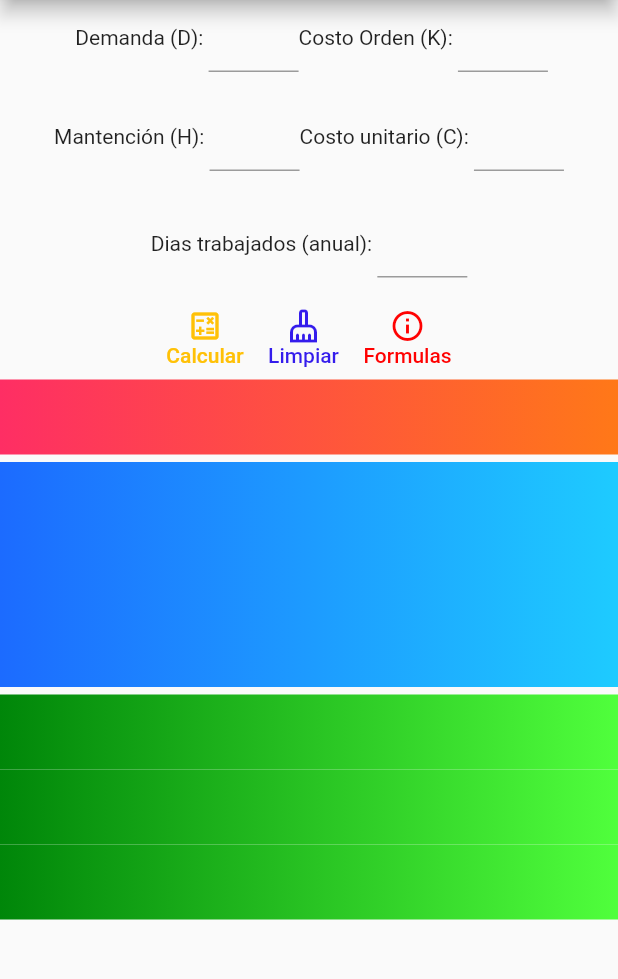
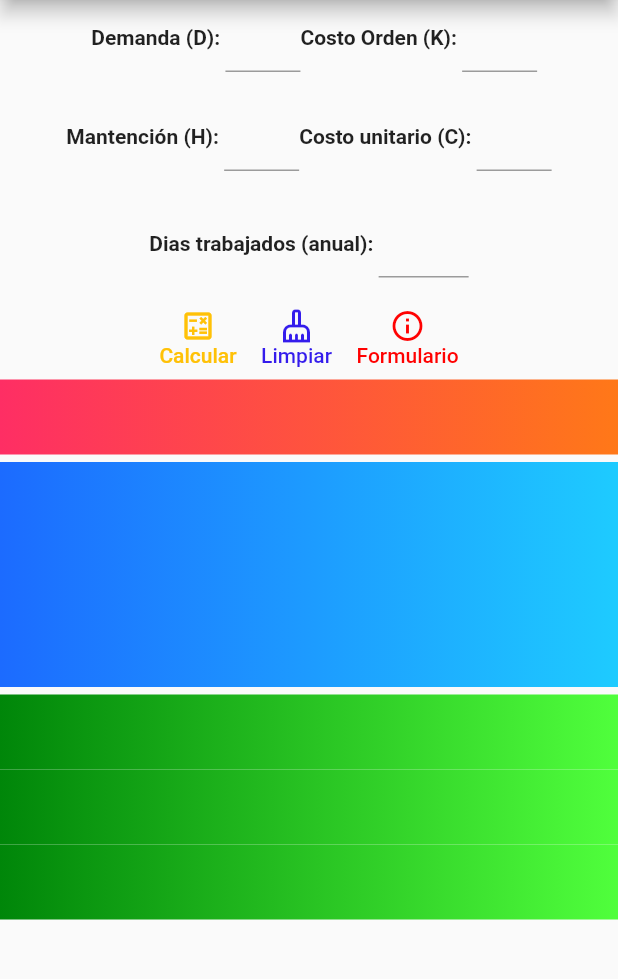
Before and after one commit to Develocrist/alphagii, a Flutter app: the screen it shows after launch, after a tap on "Calculadora EOQ Básica", on a phone screen of 412 x 824 dp, the part 84-1063 px from its top. Run offline on Flutter 3.47's test engine with Material 2 defaults, Android fonts, the phone set to English and light mode, and no system bars.

Commit message:
algo funcional y optimizado

```diff
--- a/lib/screens/calculator1_screen.dart
+++ b/lib/screens/calculator1_screen.dart
@@ -1,20 +1,7 @@
 import 'dart:math';
 
-import 'package:agii_alpha/screens/listview1_screen.dart';
+import 'package:agii_alpha/widgets/formula_alert.dart';
 import 'package:flutter/material.dart';
-
-class CalculatorScreen extends StatelessWidget {
-  const CalculatorScreen({Key? key}) : super(key: key);
-
-  @override
-  Widget build(BuildContext context) {
-    return const MaterialApp(
-      debugShowCheckedModeBanner: false,
-      title: "Calculadora",
-      home: MyCalculator(),
-    );
-  }
-}
 
 class MyCalculator extends StatefulWidget {
   const MyCalculator({super.key});
@@ -24,41 +11,6 @@ class MyCalculator extends StatefulWidget {
 }
 
 class Calculadora extends State<MyCalculator> {
-  //dialogo de alerta para mostrar las formulas
-  void displayDialog(BuildContext context) {
-    showDialog(
-        barrierDismissible: true,
-        context: context,
-        builder: (context) {
-          return Center(
-            child: AlertDialog(
-              elevation: 5,
-              title: const Text("Fórmulas"),
-              shape: RoundedRectangleBorder(
-                  borderRadius: BorderRadius.circular(10)),
-              content: ClipRRect(
-                  child: Container(
-                height: 100,
-                child: Stack(
-                  fit: StackFit.expand,
-                  children: const <Widget>[
-                    Text('Hola soy un mensaje'),
-                    // Image.asset(
-                    //   'assets/formulaeoq.png',
-                    //   fit: BoxFit.cover,
-                  ],
-                ),
-              )),
-              actions: [
-                TextButton(
-                    onPressed: () => Navigator.pop(context),
-                    child: const Text('Cerrar'))
-              ],
-            ),
-          );
-        }); //builder es un codigo que regresa un widget
-  }
-
   //controladores para despues asignarles un campo de texto
   final controllerDemanda = TextEditingController();
   final controllerOrden = TextEditingController();
@@ -221,10 +173,7 @@ class Calculadora extends State<MyCalculator> {
         leading: IconButton(
             icon: const Icon(Icons.arrow_back),
             onPressed: () {
-              final route = MaterialPageRoute(
-                builder: (context) => const Listview1Screen(),
-              );
-              Navigator.push(context, route);
+              Navigator.pop(context);
             }),
         centerTitle: true,
         elevation: 5,
@@ -238,27 +187,27 @@ class Calculadora extends State<MyCalculator> {
               //parte visual de los campos de texto, a los cuales se les asignan los controladores declarados mas arriba
               mainAxisAlignment: MainAxisAlignment.center,
               children: [
-                const Text(" Demanda (D): "),
+                const Text(
+                  "  Demanda (D): ",
+                  style: TextStyle(fontWeight: FontWeight.bold),
+                ),
                 SizedBox(
-                  width: 60,
+                  width: 50,
                   height: 50,
                   child: TextFormField(
                     controller: controllerDemanda,
-                    // validator: (value) {
-                    //   if (value!.isEmpty) return null;
-                    // },
                     keyboardType: TextInputType.phone,
                   ),
                 ),
-                const Text("Costo Orden (K): "),
+                const Text(
+                  "Costo Orden (K): ",
+                  style: TextStyle(fontWeight: FontWeight.bold),
+                ),
                 SizedBox(
-                  width: 60,
+                  width: 50,
                   height: 50,
                   child: TextFormField(
                     controller: controllerOrden,
-                    // validator: (value) {
-                    //   if (value!.isEmpty) return "Ingresa el costo de orden";
-                    // },
                     keyboardType: TextInputType.phone,
                   ),
                 )
@@ -268,30 +217,30 @@ class Calculadora extends State<MyCalculator> {
               padding: const EdgeInsets.symmetric(horizontal: 8, vertical: 16),
               child:
                   Row(mainAxisAlignment: MainAxisAlignment.center, children: [
-                const Text("Mantención (H): "),
+                const Text(
+                  "Mantención (H): ",
+                  style: TextStyle(fontWeight: FontWeight.bold),
+                ),
                 SizedBox(
-                  width: 60,
+                  width: 50,
                   height: 50,
                   child: TextFormField(
                     keyboardType: TextInputType.phone,
                     controller: controllerMantencion,
-                    // validator: (value) {
-                    //   if (value!.isEmpty) {
-                    //     return "Ingresar costo de mantencion";
-                    //   }
-                    // }
+                    decoration:
+                        InputDecoration(fillColor: Colors.blueAccent.shade100),
                   ),
                 ),
-                const Text("Costo unitario (C): "),
+                const Text(
+                  "Costo unitario (C): ",
+                  style: TextStyle(fontWeight: FontWeight.bold),
+                ),
                 SizedBox(
-                  width: 60,
+                  width: 50,
                   height: 50,
                   child: TextFormField(
                     keyboardType: TextInputType.phone,
                     controller: controllerCostoUnitario,
-                    // validator: (value) {
-                    //   if (value!.isEmpty) return "Ingresa el costo unitario";
-                    // },
                   ),
                 )
               ]),
@@ -301,16 +250,16 @@ class Calculadora extends State<MyCalculator> {
               child: Row(
                 mainAxisAlignment: MainAxisAlignment.center,
                 children: [
-                  const Text("Dias trabajados (anual): "),
+                  const Text(
+                    "Dias trabajados (anual): ",
+                    style: TextStyle(fontWeight: FontWeight.bold),
+                  ),
                   SizedBox(
                     width: 60,
                     height: 50,
                     child: TextFormField(
                       keyboardType: TextInputType.phone,
                       controller: controllerDias,
-                      // validator: (value) {
-                      //   if (value!.isEmpty) return "Ingresa la cantidad de dias";
-                      // },
                     ),
                   )
                 ],
@@ -353,7 +302,9 @@ class Calculadora extends State<MyCalculator> {
                   ),
                 ),
                 TextButton(
-                  onPressed: () => displayDialog(context),
+                  onPressed: () {
+                    alertas().displayDialog(context);
+                  },
                   style: TextButton.styleFrom(
                     foregroundColor: const Color.fromARGB(255, 255, 1, 1),
                     shape: const BeveledRectangleBorder(
@@ -362,7 +313,7 @@ class Calculadora extends State<MyCalculator> {
                   child: Column(
                     children: const <Widget>[
                       Icon(Icons.info_outline),
-                      Text('Formulas')
+                      Text('Formulario')
                     ],
                   ),
                 ),
```
Also changed, not shown: lib/screens/listview1_screen.dart (+5 -67 lines), lib/widgets/formula_alert.dart (added, +296 -0 lines).
